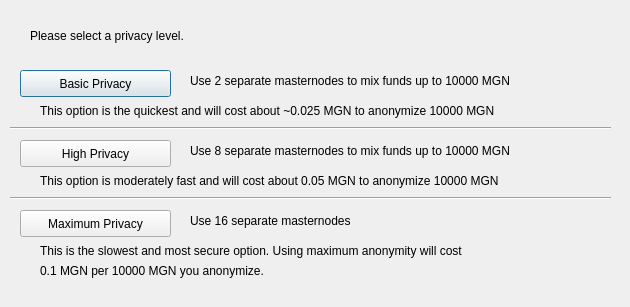
stefanpabstme/KackCoin, file src/qt/forms/obfuscationconfig.ui: the form before one commit.
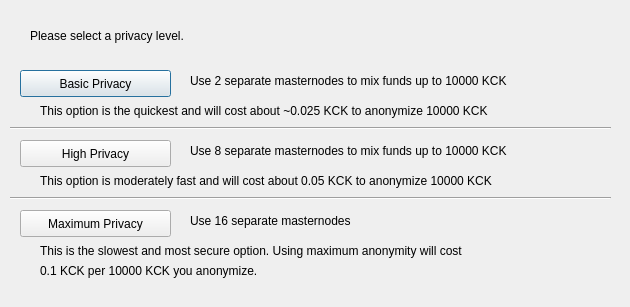
The form after the commit.

```diff
--- a/src/qt/forms/obfuscationconfig.ui
+++ b/src/qt/forms/obfuscationconfig.ui
@@ -75,7 +75,7 @@
     </rect>
    </property>
    <property name="text">
-    <string>Use 2 separate masternodes to mix funds up to 10000 MGN</string>
+    <string>Use 2 separate masternodes to mix funds up to 10000 KCK</string>
    </property>
   </widget>
   <widget class="QLabel" name="label_3">
@@ -88,7 +88,7 @@
     </rect>
    </property>
    <property name="text">
-    <string>Use 8 separate masternodes to mix funds up to 10000 MGN</string>
+    <string>Use 8 separate masternodes to mix funds up to 10000 KCK</string>
    </property>
   </widget>
   <widget class="QLabel" name="label_4">
@@ -114,7 +114,7 @@
     </rect>
    </property>
    <property name="text">
-    <string>This option is the quickest and will cost about ~0.025 MGN to anonymize 10000 MGN</string>
+    <string>This option is the quickest and will cost about ~0.025 KCK to anonymize 10000 KCK</string>
    </property>
   </widget>
   <widget class="QLabel" name="label_7">
@@ -127,7 +127,7 @@
     </rect>
    </property>
    <property name="text">
-    <string>This option is moderately fast and will cost about 0.05 MGN to anonymize 10000 MGN</string>
+    <string>This option is moderately fast and will cost about 0.05 KCK to anonymize 10000 KCK</string>
    </property>
   </widget>
   <widget class="QLabel" name="label_8">
@@ -153,7 +153,7 @@
     </rect>
    </property>
    <property name="text">
-    <string>0.1 MGN per 10000 MGN you anonymize.</string>
+    <string>0.1 KCK per 10000 KCK you anonymize.</string>
    </property>
   </widget>
   <widget class="Line" name="line">
```
